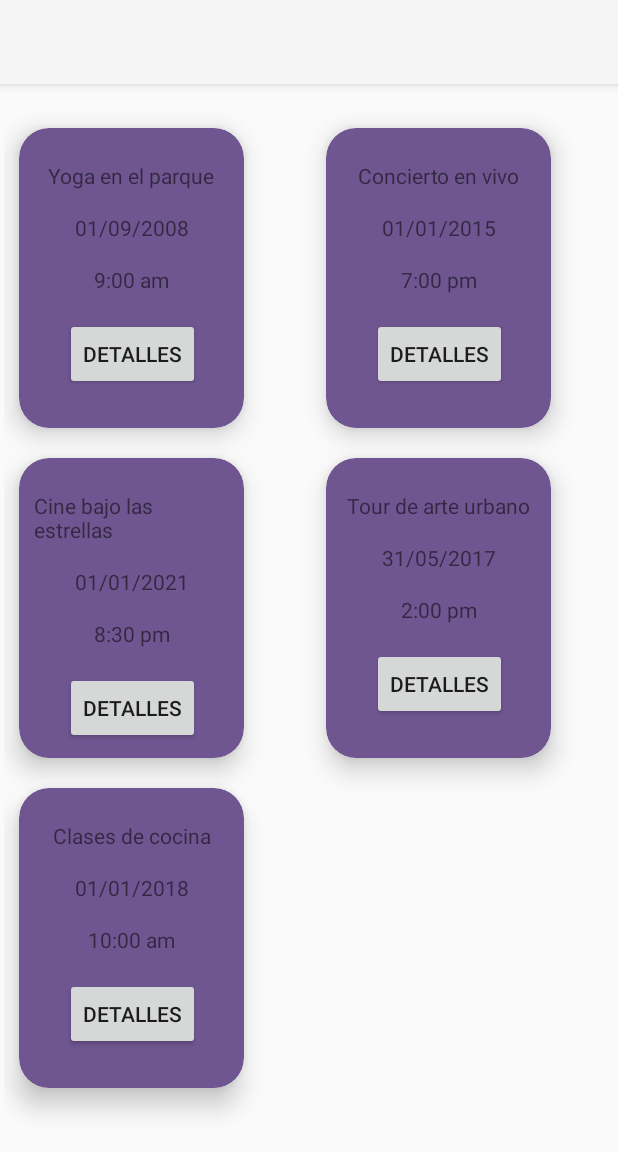
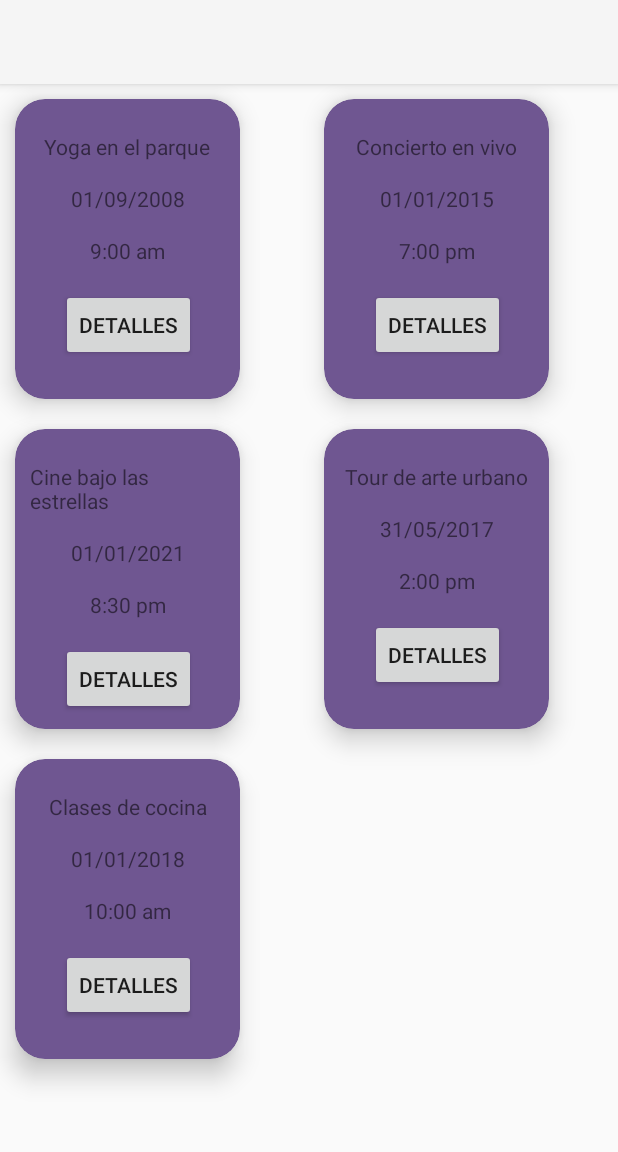
Before and after one commit to msebaf/TpR2, an Android app: the fragment MisActividadesFragment shown on its own in the app's theme, on a phone screen of 412 x 824 dp. Shown: the top 1152 px of the screen. Run offline under Robolectric (Android 15) with nearby library versions, the phone set to English and light mode, and no system bars.

Commit message:
arreglado container

```diff
--- a/app/src/main/res/layout/fragment_mis_actividades.xml
+++ b/app/src/main/res/layout/fragment_mis_actividades.xml
@@ -9,8 +9,8 @@
 
     <androidx.recyclerview.widget.RecyclerView
         android:id="@+id/rvLista"
-        android:layout_width="409dp"
-        android:layout_height="729dp"
+        android:layout_width="match_parent"
+        android:layout_height="match_parent"
         app:layout_constraintBottom_toBottomOf="parent"
         app:layout_constraintEnd_toEndOf="parent"
         app:layout_constraintTop_toTopOf="parent" />
```
